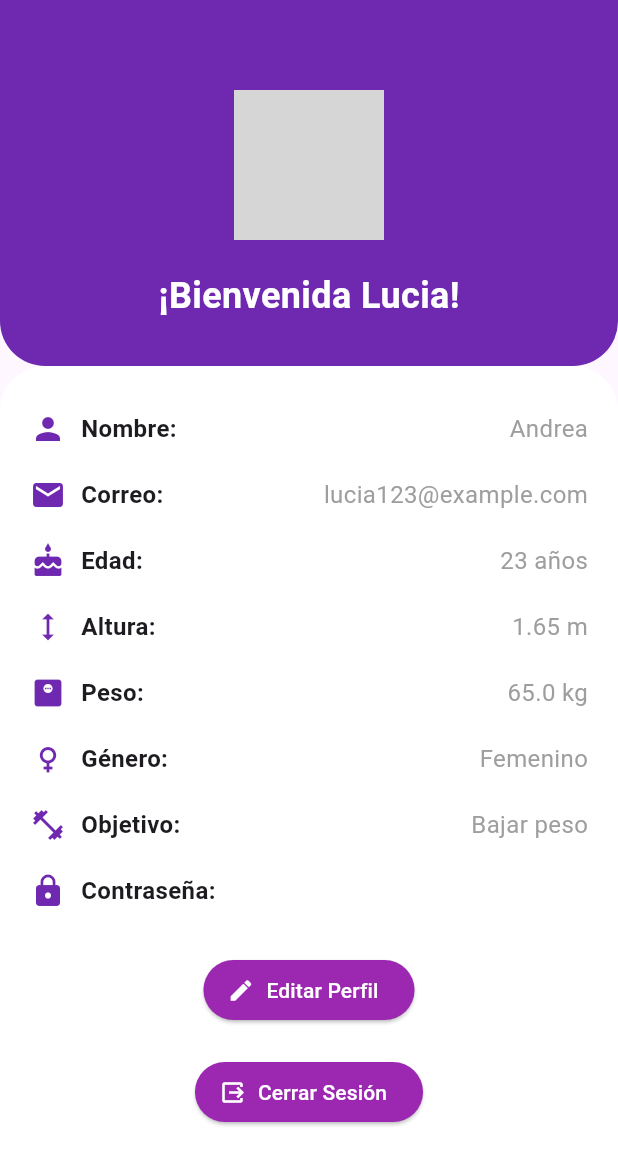
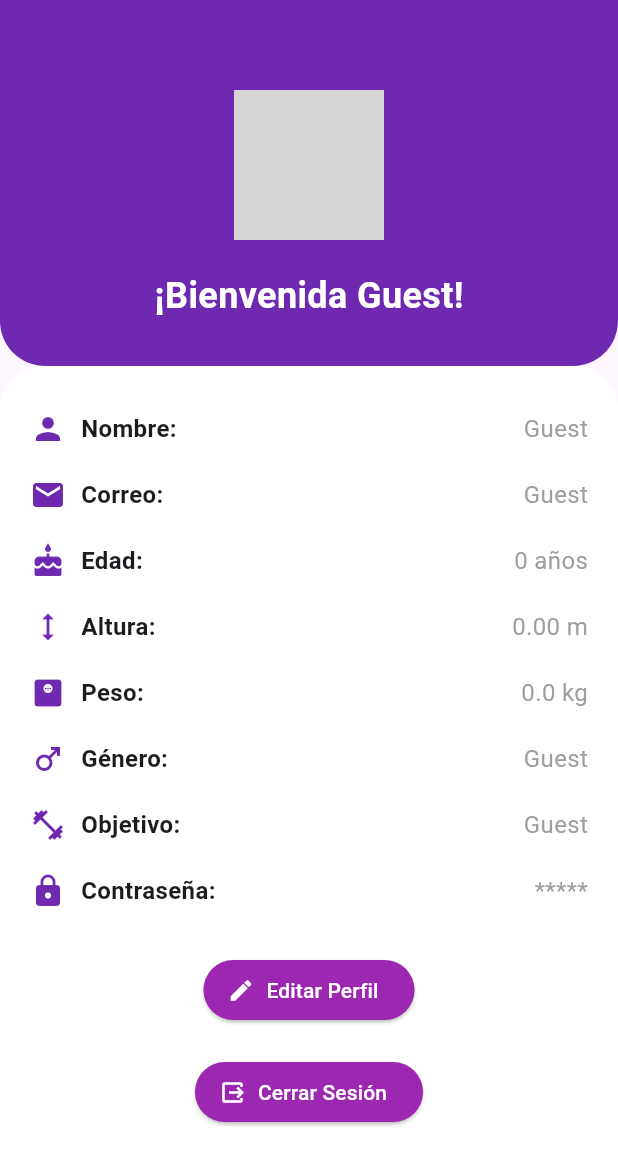
Before and after one commit to pilicorredor/Calorie_Count_Movile, a Flutter app: the UserPage screen opened directly, on a phone screen of 412 x 824 dp. Shown: the top 1165 px of the screen. Run offline on Flutter 3.47's test engine with Material 3 defaults, Android fonts, the phone set to English and light mode, and no system bars; our stand-ins replace easy_date_timeline, fl_chart, flutter_riverpod, flutter_speed_dial, fluttertoast, go_router and 5 more; missing offline and left inert: flutter_material_color_picker; accounts and stored records are empty; network calls fail; grey boxes are pictures that could not be loaded.

Commit message:
Add data in user profile

```diff
--- a/lib/config/router/app_router.dart
+++ b/lib/config/router/app_router.dart
@@ -5,7 +5,7 @@ import 'package:calorie_counter/presentation/screens/screens.dart';
 final router = GoRouter(routes: [
   GoRoute(
     path: '/',
-    builder: (context, state) => const HomePage(),
+    //builder: (context, state) => const HomePage(),
   ),
   GoRoute(
     path: '/permissions',
--- a/lib/main.dart
+++ b/lib/main.dart
@@ -1,3 +1,4 @@
+import 'package:calorie_counter/models/user.dart';
 import 'package:calorie_counter/pages/home_page.dart';
 import 'package:calorie_counter/pages/login_page.dart';
 import 'package:calorie_counter/pages/sign_up_page.dart';
@@ -15,6 +16,8 @@ import 'package:provider/provider.dart' as provider; // Alias para provider
 void main() => runApp(const ProviderScope(child: MyApp()));
 
 class MyApp extends ConsumerStatefulWidget  {
+
+
   const MyApp({super.key});
 
   @override
@@ -62,7 +65,7 @@ class MyAppState extends ConsumerState<MyApp> with WidgetsBindingObserver {
         initialRoute: 'login',
         routes: {
           'login': (_) => const LoginPage(),
-          'home': (_) => const HomePage(),
+          'home': (_) => HomePage(),
           'signUp': (_) => const SignUpPage(),
           '/permissions': (_) => const PermissionsScreen(),
         },
--- a/lib/models/user.dart
+++ b/lib/models/user.dart
@@ -33,16 +33,25 @@ class User {
   }
 
 factory User.fromJson(Map<String, dynamic> json) => User(
-        userId: json["name"],
+      userId: json["userId"] is int
+          ? json["userId"] as int
+          : int.tryParse(json["userId"]?.toString() ?? ''), // Maneja cadenas como enteros
       name: json["name"],
       email: json["email"],
-        age: json["age"],
-        weight: json["weight"],
-        height: json["height"],
+      age: json["age"] is int
+          ? json["age"] as int
+          : int.tryParse(json["age"]?.toString() ?? ''), // Maneja cadenas como enteros
+      weight: json["weight"] is double
+          ? json["weight"] as double
+          : double.tryParse(json["weight"]?.toString() ?? ''), // Maneja cadenas como dobles
+      height: json["height"] is double
+          ? json["height"] as double
+          : double.tryParse(json["height"]?.toString() ?? ''), // Maneja cadenas como dobles
       gender: json["gender"],
       goal: json["goal"],
       password: json["password"],
     );
+
 
   Map<String, dynamic> toJson() => {
         "userId": userId,
--- a/lib/pages/user_page.dart
+++ b/lib/pages/user_page.dart
@@ -1,18 +1,22 @@
+import 'package:calorie_counter/models/user.dart';
 import 'package:calorie_counter/widgets/user_page/user_info.dart';
 import 'package:calorie_counter/widgets/user_page/user_profile_header.dart';
 import 'package:flutter/material.dart';
 import 'package:fluttertoast/fluttertoast.dart';
 
 class UserPage extends StatelessWidget {
-  const UserPage({super.key});
+
+  final User? user;
+
+  const UserPage({Key? key, this.user}) : super(key: key);
 
   @override
   Widget build(BuildContext context) {
     return Scaffold(
       body: Column(
         children: [
-          const UserProfileHeader(
-              username: 'Lucia',
+          UserProfileHeader(
+              username: user?.name ?? 'Guest',
               profileImageUrl:
                   'https://static.semrush.com/persona/personas/4436574'), // Sección del encabezado
           Expanded(
@@ -27,16 +31,16 @@ class UserPage extends StatelessWidget {
               ),
               child: Column(
                 children: [
-                  const UserInfo(
-                    userId: 1,
-                    name: "Andrea",
-                    email: 'lucia123@example.com',
-                    age: 23,
-                    weight: 65,
-                    height: 1.65,
-                    gender: 'Femenino',
-                    goal: 'Bajar peso',
-                    password: "",
+                  UserInfo(
+                    userId: user?.userId ?? 0,
+                    name: user?.name ?? 'Guest',
+                    email: user?.email ?? 'Guest',
+                    age: user?.age ?? 0,
+                    weight: user?.weight ?? 0,
+                    height: user?.height ?? 0,
+                    gender: user?.gender ?? 'Guest',
+                    goal: user?.goal ?? 'Guest',
+                    password: user?.password ?? 'Guest',
                   ), // Sección de información
                   const SizedBox(height: 20),
                   ElevatedButton.icon(
--- a/lib/widgets/user_page/user_info.dart
+++ b/lib/widgets/user_page/user_info.dart
@@ -1,3 +1,4 @@
+import 'package:calorie_counter/models/user.dart';
 import 'package:calorie_counter/widgets/user_page/user_info_row.dart';
 import 'package:flutter/material.dart';
 
@@ -11,6 +12,7 @@ class UserInfo extends StatelessWidget {
   final String gender;
   final String goal;
   final String password;
+
 
   const UserInfo({
     super.key,
@@ -27,6 +29,7 @@ class UserInfo extends StatelessWidget {
 
   @override
   Widget build(BuildContext context) {
+
     return Column(
       crossAxisAlignment: CrossAxisAlignment.start,
       children: [
```
Also changed, not shown: lib/pages/home_page.dart (+54 -21 lines), lib/pages/login_page.dart (+5 -2 lines), lib/providers/db_authentication.dart (+10 -0 lines). Lines whose indentation alone changed are shown as unchanged.
